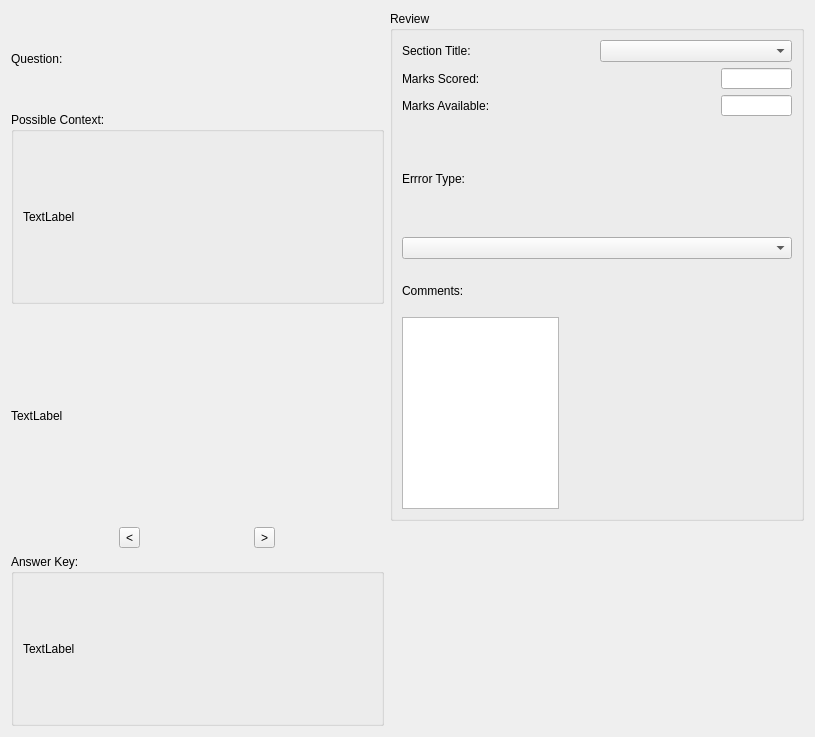
Above: question_answer_viewer.ui from MahanTaps/PyMarkingTool- before the change. Below: the same form after it.
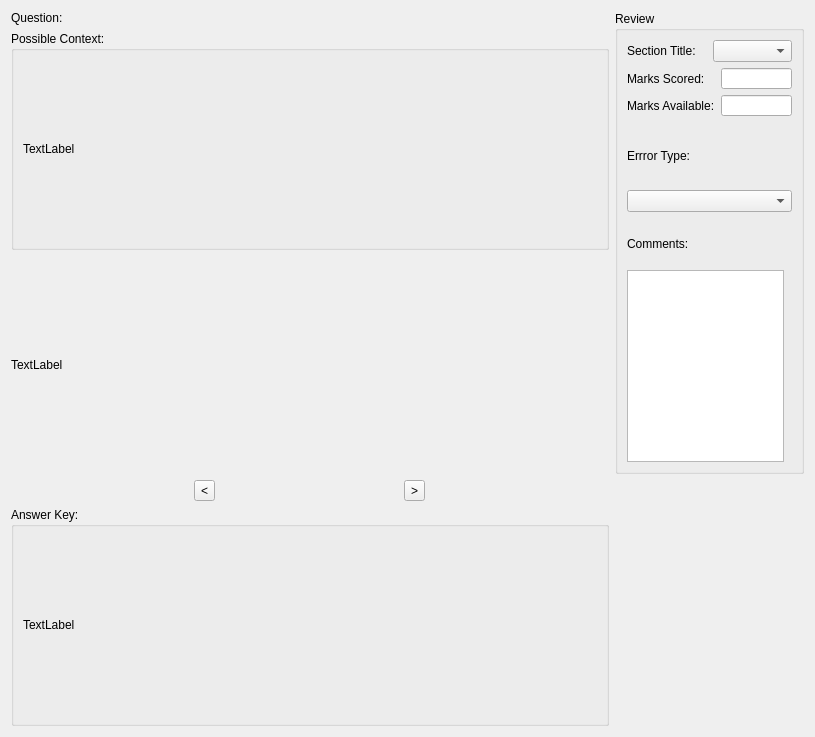
That is the form after the change.

Commit message: refactor(ui): adjust stretch factors and size policies for improved layout behavior

Diff of the .ui file:
```diff
--- a/question_answer_viewer.ui
+++ b/question_answer_viewer.ui
@@ -13,11 +13,17 @@
   <property name="windowTitle">
    <string>Dialog</string>
   </property>
-  <layout class="QGridLayout" name="gridLayout_2">
+  <layout class="QGridLayout" name="gridLayout_2" columnminimumwidth="0">
    <item row="0" column="0">
-    <layout class="QGridLayout" name="gridLayout">
+    <layout class="QGridLayout" name="gridLayout" rowstretch="0,1,1,0,1" columnstretch="1,0">
      <item row="0" column="0">
       <widget class="QLabel" name="questionLabel">
+       <property name="sizePolicy">
+        <sizepolicy hsizetype="MinimumExpanding" vsizetype="Preferred">
+         <horstretch>0</horstretch>
+         <verstretch>0</verstretch>
+        </sizepolicy>
+       </property>
        <property name="text">
         <string>Question:</string>
        </property>
@@ -25,6 +31,12 @@
      </item>
      <item row="0" column="1" rowspan="3">
       <widget class="QGroupBox" name="groupBox">
+       <property name="maximumSize">
+        <size>
+         <width>189</width>
+         <height>16777215</height>
+        </size>
+       </property>
        <property name="title">
         <string>Review </string>
        </property>
@@ -148,17 +160,23 @@
      </item>
      <item row="1" column="0">
       <widget class="QGroupBox" name="groupBox_3">
+       <property name="sizePolicy">
+        <sizepolicy hsizetype="MinimumExpanding" vsizetype="Preferred">
+         <horstretch>0</horstretch>
+         <verstretch>0</verstretch>
+        </sizepolicy>
+       </property>
        <property name="title">
         <string>Possible Context:</string>
        </property>
        <layout class="QVBoxLayout" name="verticalLayout_3">
         <item>
          <widget class="QLabel" name="stemImageLabel">
-          <property name="minimumSize">
-           <size>
-            <width>347</width>
-            <height>151</height>
-           </size>
+          <property name="sizePolicy">
+           <sizepolicy hsizetype="MinimumExpanding" vsizetype="Preferred">
+            <horstretch>0</horstretch>
+            <verstretch>0</verstretch>
+           </sizepolicy>
           </property>
           <property name="text">
            <string>TextLabel</string>
@@ -170,11 +188,11 @@
      </item>
      <item row="2" column="0">
       <widget class="QLabel" name="questionImageLabel">
-       <property name="minimumSize">
-        <size>
-         <width>347</width>
-         <height>211</height>
-        </size>
+       <property name="sizePolicy">
+        <sizepolicy hsizetype="MinimumExpanding" vsizetype="Preferred">
+         <horstretch>0</horstretch>
+         <verstretch>0</verstretch>
+        </sizepolicy>
        </property>
        <property name="text">
         <string>TextLabel</string>
@@ -213,11 +231,11 @@
        <layout class="QVBoxLayout" name="verticalLayout_2">
         <item>
          <widget class="QLabel" name="answerImageLabel">
-          <property name="minimumSize">
-           <size>
-            <width>349</width>
-            <height>131</height>
-           </size>
+          <property name="sizePolicy">
+           <sizepolicy hsizetype="MinimumExpanding" vsizetype="Preferred">
+            <horstretch>0</horstretch>
+            <verstretch>0</verstretch>
+           </sizepolicy>
           </property>
           <property name="text">
            <string>TextLabel</string>
```
The commit also changes 2 other files.
